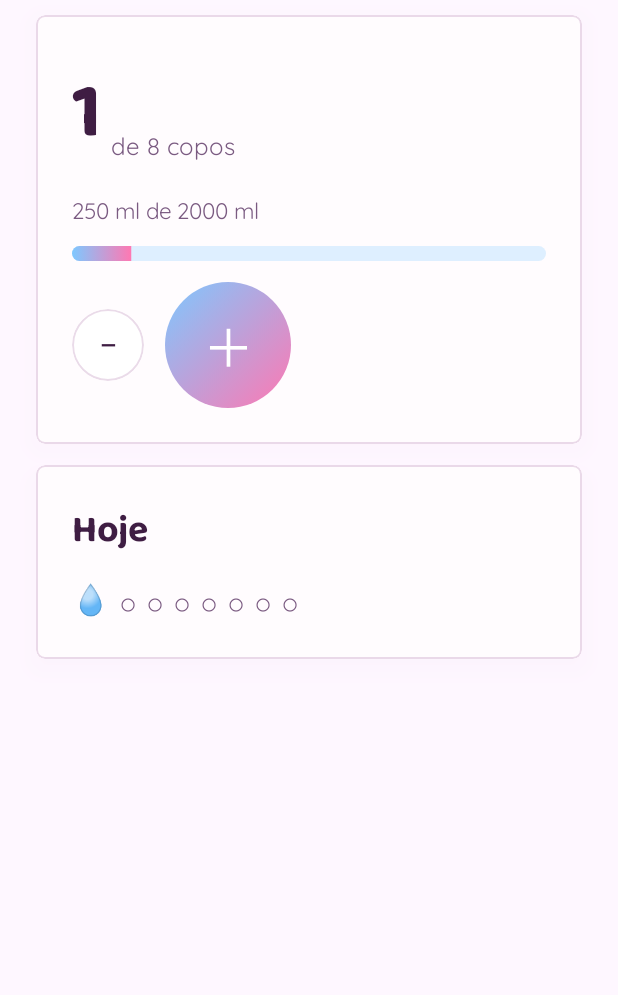
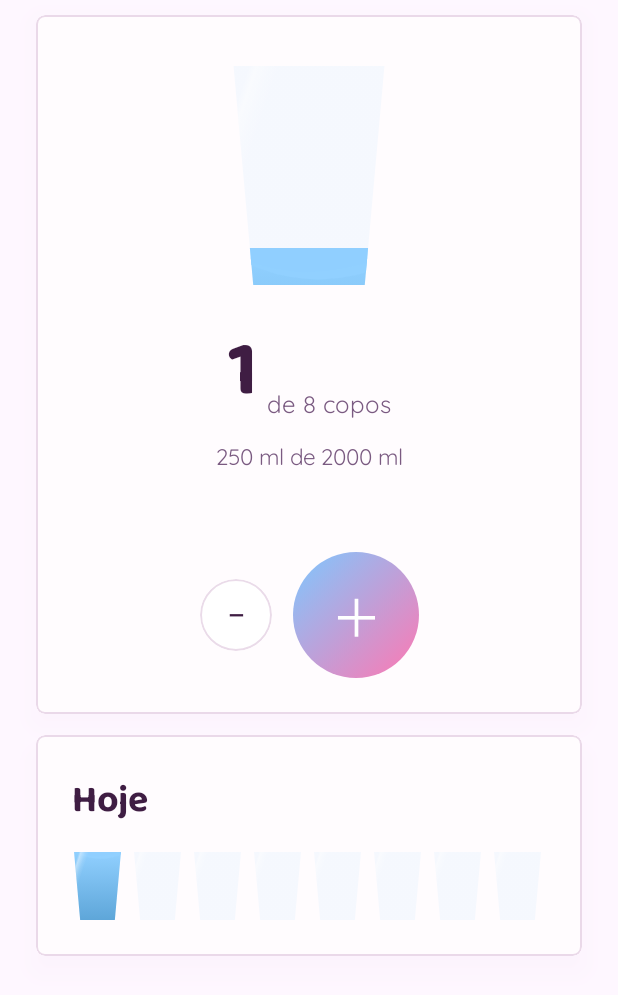
Before and after one commit to henriquemf/event-bezeth-mobile, an Android app built with Jetpack Compose: the composable AguaScreen shown on its own in the app's theme, after a tap on an icon or button, on a phone screen of 412 x 824 dp. Shown: the top 995 px of the screen. Run offline under Robolectric (Android 15) with nearby library versions, the phone set to English and light mode, and no system bars; our stand-ins replace Room's generated code; 1 statement that could not run was skipped.

Commit message:
feat: o copo d'agua do site, na tela e na barra lateral
O app tinha a ampulheta do Pomodoro desenhada e, para a agua, uma gota de
emoji nos dois lugares. Os dois widgets sao irmaos no site e so um tinha
chegado aqui.

`Copo` e o porte de `css/widgets/water.css`: recorte conico, vidro em
degrade, agua que sobe por translacao (esticar achataria a onda junto) e as
duas ondas -- quadradoes de cantos quase redondos girando em sentidos e
velocidades diferentes, porque um so gira como um disco.

Dois pontos em que ele NAO copia o site, os dois documentados no arquivo:

- **a onda e recortada pela linha d'agua.** No site nao e, entao o quadradao
  cobre tambem a parte vazia: com um copo de oito, o site desenha um copo
  cheio. O recorte deixa a folga que o proprio comentario do CSS diz querer.
- **o vidro vazio mistura com a superficie do cartao, e nao com branco.** O
  CSS usa branco porque la o cartao e branco; no tema escuro isso viraria
  uma placa cinza opaca, e vidro que nao deixa ver o que tem atras nao
  parece vidro.

A tela virou duas colunas quando ha largura, na conta do `.water-layout`, e
a barra de progresso saiu: o copo diz a mesma coisa, e duas reguas do mesmo
numero no mesmo cartao so dividem a atencao. A fileira "Hoje" agora e de
copinhos de verdade, um por copo da meta, quebrando em fileiras quando a
meta e grande.

`misturar` (o `color-mix` do CSS) saiu de dentro de `Ampulheta` e foi para o
tema, que e de onde os dois widgets tiram cor.

Co-Authored-By: Claude Opus 5 (1M context) <noreply@anthropic.com>

```diff
--- a/app/src/main/java/com/beazeth/notifier/ui/componentes/Ampulheta.kt
+++ b/app/src/main/java/com/beazeth/notifier/ui/componentes/Ampulheta.kt
@@ -24,6 +24,7 @@ import androidx.compose.ui.graphics.drawscope.rotate
 import androidx.compose.ui.unit.Dp
 import androidx.compose.ui.unit.dp
 import com.beazeth.notifier.ui.theme.Doce
+import com.beazeth.notifier.ui.theme.misturar
 
 /**
  * A ampulheta do Pomodoro, igual a de `css/widgets/pomodoro.css`.
@@ -188,14 +189,6 @@ fun Ampulheta(
     }
 }
 
-/** O `color-mix(in srgb, a X%, b)` do CSS: [fracaoDeA] de `a`, o resto de `b`. */
-private fun misturar(a: Color, b: Color, fracaoDeA: Float): Color = Color(
-    red = a.red * fracaoDeA + b.red * (1 - fracaoDeA),
-    green = a.green * fracaoDeA + b.green * (1 - fracaoDeA),
-    blue = a.blue * fracaoDeA + b.blue * (1 - fracaoDeA),
-    alpha = a.alpha * fracaoDeA + b.alpha * (1 - fracaoDeA),
-)
-
 /** Um `DrawScope` para desenhar o anel do mostrador. Fica aqui para a tela do
  *  Pomodoro nao precisar repetir a conta do arco. */
 fun DrawScope.anelDoMostrador(
--- a/app/src/main/java/com/beazeth/notifier/ui/componentes/BarraLateral.kt
+++ b/app/src/main/java/com/beazeth/notifier/ui/componentes/BarraLateral.kt
@@ -261,7 +261,18 @@ fun BarraLateral(
                     verticalAlignment = Alignment.CenterVertically,
                     horizontalArrangement = Arrangement.spacedBy(Espaco.e2),
                 ) {
-                    Text(text = Destino.AGUA.icone, fontSize = 22.sp)
+                    // O copo do site (`glass('sm')`), e nao o emoji do menu: o
+                    // widget vizinho ja mostra a ampulheta de verdade, e a agua
+                    // era a unica que anunciava um desenho e entregava um
+                    // caractere.
+                    Copo(
+                        nivel = if (meta > 0) {
+                            (copos.toFloat() / meta).coerceAtMost(1f)
+                        } else {
+                            0f
+                        },
+                        largura = 26.dp,
+                    )
                     Column {
                         Text(
                             text = "$copos de $meta",
--- /dev/null
+++ b/app/src/main/java/com/beazeth/notifier/ui/componentes/Copo.kt
@@ -0,0 +1,196 @@
+package com.beazeth.notifier.ui.componentes
+
+import androidx.compose.animation.core.CubicBezierEasing
+import androidx.compose.animation.core.LinearEasing
+import androidx.compose.animation.core.RepeatMode
+import androidx.compose.animation.core.animateFloat
+import androidx.compose.animation.core.animateFloatAsState
+import androidx.compose.animation.core.infiniteRepeatable
+import androidx.compose.animation.core.rememberInfiniteTransition
+import androidx.compose.animation.core.tween
+import androidx.compose.foundation.Canvas
+import androidx.compose.foundation.layout.size
+import androidx.compose.runtime.Composable
+import androidx.compose.runtime.getValue
+import androidx.compose.ui.Modifier
+import androidx.compose.ui.geometry.CornerRadius
+import androidx.compose.ui.geometry.Offset
+import androidx.compose.ui.geometry.Size
+import androidx.compose.ui.graphics.Brush
+import androidx.compose.ui.graphics.Color
+import androidx.compose.ui.graphics.Path
+import androidx.compose.ui.graphics.drawscope.clipPath
+import androidx.compose.ui.graphics.drawscope.clipRect
+import androidx.compose.ui.graphics.drawscope.rotate
+import androidx.compose.ui.unit.Dp
+import androidx.compose.ui.unit.dp
+import com.beazeth.notifier.ui.theme.Doce
+import com.beazeth.notifier.ui.theme.misturar
+
+/**
+ * O copo d'agua de `css/widgets/water.css`.
+ *
+ * O app tinha a ampulheta do Pomodoro desenhada e, para a agua, uma gota de
+ * emoji -- na barra lateral e na tela. Os dois widgets sao irmaos no site, e
+ * so um tinha chegado aqui.
+ *
+ * **Geometria do site:** copo conico recortado em `polygon(4% 0, 96% 0, 84%
+ * 100%, 16% 100%)`, altura de [PROPORCAO] vezes a largura, vidro em degrade
+ * horizontal com as bordas mais saturadas que o meio, agua em degrade vertical
+ * e um brilho na diagonal por cima.
+ *
+ * **A agua sobe por translacao, nao por escala.** Esticar o bloco d'agua
+ * achataria a onda do topo junto, e com o copo quase vazio ela sumiria. Aqui a
+ * superficie e uma linha que desce, e a onda anda com ela.
+ *
+ * **A onda e um quadradao de cantos quase redondos girando** -- 2,4 larguras de
+ * lado, centrado bem acima da superficie, de modo que so a barriga de baixo
+ * apareca. Girar faz essa barriga ondular. Sao dois, em sentidos e velocidades
+ * diferentes, porque um so gira como um disco; e o cruzamento dos dois que
+ * parece agua.
+ *
+ * **Um detalhe em que este copo NAO copia o site.** La o quadradao da onda nao
+ * e recortado pela linha d'agua, entao ele cobre tambem a parte vazia do copo:
+ * com um copo em 1/8, o site desenha um copo cheio. Aqui a onda e recortada a
+ * [BARRIGA_DA_ONDA] acima da superficie -- que e exatamente a folga que o
+ * comentario do CSS diz querer ("sobra 0.06w de barriga para fora da agua").
+ * Um medidor que marca cheio com um gole dentro nao e um medidor.
+ *
+ * @param nivel fracao cheia, de 0 a 1.
+ */
+@Composable
+fun Copo(
+    nivel: Float,
+    modifier: Modifier = Modifier,
+    largura: Dp = 96.dp,
+) {
+    val cores = Doce
+    val transicao = rememberInfiniteTransition(label = "copo")
+
+    val giro by transicao.animateFloat(
+        initialValue = 0f,
+        targetValue = 360f,
+        animationSpec = infiniteRepeatable(
+            animation = tween(7_000, easing = LinearEasing),
+            repeatMode = RepeatMode.Restart,
+        ),
+        label = "onda",
+    )
+    val giroDeTras by transicao.animateFloat(
+        initialValue = 360f,
+        targetValue = 0f,
+        animationSpec = infiniteRepeatable(
+            animation = tween(11_000, easing = LinearEasing),
+            repeatMode = RepeatMode.Restart,
+        ),
+        label = "onda de tras",
+    )
+
+    // A subida da agua tem a curva do site (0.62 s, `cubic-bezier(0.22, 0.61,
+    // 0.36, 1)`): sai depressa e chega devagar, como liquido que assenta.
+    val cheio by animateFloatAsState(
+        targetValue = nivel.coerceIn(0f, 1f),
+        animationSpec = tween(620, easing = CubicBezierEasing(0.22f, 0.61f, 0.36f, 1f)),
+        label = "nivel",
+    )
+
+    // As cores do CSS com o `color-mix` resolvido. O azul e o da paleta em
+    // vigor, entao o copo troca de tom junto com o resto do tema.
+    val azul = cores.azulSuave
+    // O CSS mistura o azul com BRANCO para o vidro vazio, porque no site o
+    // cartao atras dele e branco. Aqui a mistura e com a superficie do cartao
+    // em vigor: no tema escuro, branco a 61% viraria uma placa cinza opaca no
+    // meio de um cartao roxo -- e vidro que nao deixa ver o que tem atras nao
+    // parece vidro. No tema claro a conta da no mesmo lugar do site.
+    val vidro = misturar(azul, cores.superficie, 0.14f).copy(alpha = 0.55f)
+    val fio = azul.copy(alpha = 0.2475f)
+    val aguaTopo = misturar(azul, Color.White, 0.85f)
+    val aguaFundo = misturar(azul, Color(0xFF2A6F9C), 0.62f)
+
+    Canvas(modifier = modifier.size(width = largura, height = largura * PROPORCAO)) {
+        val l = size.width
+        val a = size.height
+
+        val corpo = Path().apply {
+            moveTo(l * 0.04f, 0f)
+            lineTo(l * 0.96f, 0f)
+            lineTo(l * 0.84f, a)
+            lineTo(l * 0.16f, a)
+            close()
+        }
+
+        clipPath(corpo) {
+            drawRect(
+                brush = Brush.horizontalGradient(
+                    0f to fio, 0.02f to vidro, 0.98f to vidro, 1f to fio,
+                ),
+            )
+
+            val superficie = a * (1f - cheio)
+
+            // Copo vazio nao tem agua nem onda. Sem esta guarda, a faixa de
+            // [BARRIGA_DA_ONDA] que a onda pode ocupar acima da superficie
+            // sobrava no fundo do copo com o nivel em zero, e cada copinho vazio
+            // da fileira do dia ganhava um risco azul embaixo -- agua onde nao
+            // ha agua nenhuma.
+            if (cheio > 0f) {
+                // O degrade da agua corre por uma altura de copo inteira a
+                // partir da superficie -- e o bloco do site, que desce mas nao
+                // encolhe. Com o copo pela metade, o fundo mostra o meio do
+                // degrade, e nao o fim.
+                drawRect(
+                    brush = Brush.verticalGradient(
+                        listOf(aguaTopo, aguaFundo),
+                        startY = superficie,
+                        endY = superficie + a,
+                    ),
+                    topLeft = Offset(0f, superficie),
+                    size = Size(l, a - superficie),
+                )
+
+                clipRect(top = superficie - l * BARRIGA_DA_ONDA, bottom = a) {
+                    val lado = l * 2.4f
+                    val centro = Offset(l / 2f, superficie - l * 1.14f)
+                    rotate(degrees = giro, pivot = centro) {
+                        drawRoundRect(
+                            color = aguaTopo,
+                            topLeft = Offset(centro.x - lado / 2f, centro.y - lado / 2f),
+                            size = Size(lado, lado),
+                            cornerRadius = CornerRadius(lado * 0.42f),
+                        )
+                    }
+                    val centroDeTras = Offset(l / 2f, superficie - l * 1.16f)
+                    rotate(degrees = giroDeTras, pivot = centroDeTras) {
+                        drawRoundRect(
+                            color = aguaTopo.copy(alpha = 0.55f),
+                            topLeft = Offset(
+                                centroDeTras.x - lado / 2f,
+                                centroDeTras.y - lado / 2f,
+                            ),
+                            size = Size(lado, lado),
+                            cornerRadius = CornerRadius(lado * 0.45f),
+                        )
+                    }
+                }
+            }
+
+            // Brilho do vidro: a faixa clara na diagonal, por cima da agua.
+            drawRect(
+                brush = Brush.linearGradient(
+                    0.12f to Color.Transparent,
+                    0.16f to Color.White.copy(alpha = 0.42f),
+                    0.24f to Color.White.copy(alpha = 0.12f),
+                    0.30f to Color.Transparent,
+                    start = Offset(0f, 0f),
+                    end = Offset(l, a * 0.25f),
+                ),
+            )
+        }
+    }
+}
+
+/** `--glass-h: calc(var(--glass-w) * 1.34)`. */
+private const val PROPORCAO = 1.34f
+
+/** Quanto da onda pode passar da linha d'agua, em larguras de copo. */
+private const val BARRIGA_DA_ONDA = 0.06f
--- a/app/src/main/java/com/beazeth/notifier/ui/telas/AguaScreen.kt
+++ b/app/src/main/java/com/beazeth/notifier/ui/telas/AguaScreen.kt
@@ -1,21 +1,20 @@
 package com.beazeth.notifier.ui.telas
 
 import android.app.Application
-import androidx.compose.animation.core.animateFloatAsState
 import androidx.compose.foundation.background
 import androidx.compose.foundation.border
 import androidx.compose.foundation.clickable
 import androidx.compose.foundation.layout.Arrangement
 import androidx.compose.foundation.layout.Box
+import androidx.compose.foundation.layout.BoxWithConstraints
+import androidx.compose.foundation.layout.Column
 import androidx.compose.foundation.layout.PaddingValues
 import androidx.compose.foundation.layout.Row
 import androidx.compose.foundation.layout.fillMaxWidth
-import androidx.compose.foundation.layout.height
 import androidx.compose.foundation.layout.padding
 import androidx.compose.foundation.layout.size
 import androidx.compose.foundation.lazy.LazyColumn
 import androidx.compose.foundation.shape.CircleShape
-import androidx.compose.foundation.shape.RoundedCornerShape
 import androidx.compose.material3.Text
 import androidx.compose.runtime.Composable
 import androidx.compose.runtime.collectAsState
@@ -25,8 +24,8 @@ import androidx.compose.ui.Modifier
 import androidx.compose.ui.draw.clip
 import androidx.compose.ui.graphics.Brush
 import androidx.compose.ui.graphics.Color
-import androidx.compose.ui.graphics.TransformOrigin
-import androidx.compose.ui.graphics.graphicsLayer
+import androidx.compose.ui.text.style.TextAlign
+import androidx.compose.ui.unit.Dp
 import androidx.compose.ui.unit.dp
 import androidx.compose.ui.unit.sp
 import androidx.lifecycle.AndroidViewModel
@@ -34,6 +33,7 @@ import androidx.lifecycle.viewModelScope
 import androidx.lifecycle.viewmodel.compose.viewModel
 import com.beazeth.notifier.data.Repositorio
 import com.beazeth.notifier.ui.componentes.CartaoDaTela
+import com.beazeth.notifier.ui.componentes.Copo
 import com.beazeth.notifier.ui.theme.Doce
 import com.beazeth.notifier.ui.theme.Espaco
 import com.beazeth.notifier.ui.theme.TipografiaBeazeth
@@ -83,6 +83,21 @@ class AguaViewModel(app: Application) : AndroidViewModel(app) {
     private fun diaAlvo(): String = dia.value?.day ?: LocalDate.now().toString()
 }
 
+/**
+ * A tela, em dois cartoes: o mostrador e o dia.
+ *
+ * **Lado a lado quando ha largura.** E o `.water-layout` do site, que e
+ * `repeat(auto-fit, minmax(min(100%, 330px), 1fr))`. Empilhados num tablet, os
+ * dois cartoes deixavam a metade de baixo da tela vazia e o mostrador espremido
+ * numa faixa de 1000 dp de largura por um palmo de altura. A conta aqui e a
+ * mesma do site: [LARGURA_MINIMA_DA_COLUNA] por coluna, e duas colunas so
+ * quando as duas cabem.
+ *
+ * **O copo no lugar da barra de progresso.** A barra dizia a mesma coisa que o
+ * copo diz, e duas reguas do mesmo numero no mesmo cartao so dividem a atencao.
+ * O que faltava era o copo: o site tem o desenho na tela e na barra lateral, e
+ * aqui os dois lugares mostravam uma gota de emoji.
+ */
 @Composable
 fun AguaScreen(vm: AguaViewModel = viewModel()) {
     val dia by vm.dia.collectAsState()
@@ -94,11 +109,34 @@ fun AguaScreen(vm: AguaViewModel = viewModel()) {
     // mostraria, e nao um numero inventado.
     val meta = config?.dailyGoal ?: 8
     val ml = config?.glassMl ?: 250
+    val nivel = if (meta > 0) (copos.toFloat() / meta).coerceAtMost(1f) else 0f
 
-    val progresso by animateFloatAsState(
-        targetValue = if (meta > 0) (copos.toFloat() / meta).coerceAtMost(1f) else 0f,
-        label = "progresso",
+    BoxWithConstraints(modifier = Modifier.fillMaxWidth()) {
+        val util = maxWidth - Espaco.e5 * 2
+        val emDuasColunas = util >= LARGURA_MINIMA_DA_COLUNA * 2 + Espaco.e3
+        val larguraDoCartao = if (emDuasColunas) (util - Espaco.e3) / 2 else util
+
+        val mostrador: @Composable (Modifier) -> Unit = { modificador ->
+            Mostrador(
+                copos = copos,
+                meta = meta,
+                ml = ml,
+                nivel = nivel,
+                larguraDoCartao = larguraDoCartao,
+                aoBeber = vm::beber,
+                aoDesfazer = vm::desfazer,
+                modifier = modificador,
             )
+        }
+        val doDia: @Composable (Modifier) -> Unit = { modificador ->
+            CartaoDoDia(
+                titulo = rotuloDoDia(dia?.day),
+                copos = copos,
+                meta = meta,
+                larguraDoCartao = larguraDoCartao,
+                modifier = modificador,
+            )
+        }
 
         LazyColumn(
             modifier = Modifier.fillMaxWidth(),
@@ -107,10 +145,52 @@ fun AguaScreen(vm: AguaViewModel = viewModel()) {
             ),
             verticalArrangement = Arrangement.spacedBy(Espaco.e3),
         ) {
+            if (emDuasColunas) {
                 item {
-            CartaoDaTela {
                     Row(
                         modifier = Modifier.fillMaxWidth(),
+                        horizontalArrangement = Arrangement.spacedBy(Espaco.e3),
+                    ) {
+                        mostrador(Modifier.weight(1f))
+                        doDia(Modifier.weight(1f))
+                    }
+                }
+            } else {
+                item { mostrador(Modifier.fillMaxWidth()) }
+                item { doDia(Modifier.fillMaxWidth()) }
+            }
+        }
+    }
+}
+
+/** O `.water-stage`: o copo, a conta e os dois botoes, tudo centrado. */
+@Composable
+private fun Mostrador(
+    copos: Int,
+    meta: Int,
+    ml: Int,
+    nivel: Float,
+    larguraDoCartao: Dp,
+    aoBeber: () -> Unit,
+    aoDesfazer: () -> Unit,
+    modifier: Modifier = Modifier,
+) {
+    CartaoDaTela(modifier = modifier) {
+        Column(
+            modifier = Modifier.fillMaxWidth(),
+            horizontalAlignment = Alignment.CenterHorizontally,
+            verticalArrangement = Arrangement.spacedBy(Espaco.e1),
+        ) {
+            // `clamp(74px, 30cqi, 116px)` do site, medido no CARTAO e nao na
+            // janela: numa tela larga o cartao fica com metade do espaco, e o
+            // copo tem que saber disso.
+            Copo(
+                nivel = nivel,
+                largura = (larguraDoCartao * 0.30f).coerceIn(74.dp, 116.dp),
+                modifier = Modifier.padding(vertical = Espaco.e2),
+            )
+
+            Row(
                 verticalAlignment = Alignment.Bottom,
                 horizontalArrangement = Arrangement.spacedBy(Espaco.e1),
             ) {
@@ -133,63 +213,58 @@ fun AguaScreen(vm: AguaViewModel = viewModel()) {
                 color = Doce.tintaSuave,
             )
 
-                Box(
-                    modifier = Modifier
-                        .fillMaxWidth()
-                        .height(10.dp)
-                        .clip(RoundedCornerShape(999.dp))
-                        .background(Doce.azulSuave.copy(alpha = 0.25f)),
-                ) {
-                    Box(
-                        modifier = Modifier
-                            .fillMaxWidth()
-                            .height(10.dp)
-                            .graphicsLayer {
-                                scaleX = progresso
-                                transformOrigin = TransformOrigin(0f, 0.5f)
-                            }
-                            .background(
-                                Brush.horizontalGradient(
-                                    listOf(Doce.azulSuave, Doce.destaque)
+            // A linha do recado existe cheia ou vazia, como o `min-height` do
+            // `.water-note`: se ela so aparecesse ao bater a meta, os botoes
+            // desceriam debaixo do dedo que acabou de toca-los.
+            Text(
+                text = if (copos >= meta) "Meta do dia batida. 💗" else "",
+                style = TipografiaBeazeth.titleMedium,
+                color = Doce.destaqueEscuro,
+                textAlign = TextAlign.Center,
+                modifier = Modifier.padding(top = Espaco.e1),
             )
-                            ),
-                    )
-                }
 
             Row(
-                    modifier = Modifier.fillMaxWidth(),
+                modifier = Modifier.padding(top = Espaco.e2),
                 horizontalArrangement = Arrangement.spacedBy(Espaco.e3),
                 verticalAlignment = Alignment.CenterVertically,
             ) {
-                    BotaoRedondo(rotulo = "−", aoTocar = vm::desfazer, ativo = copos > 0)
-                    BotaoDeBeber(aoTocar = vm::beber)
+                BotaoRedondo(rotulo = "−", aoTocar = aoDesfazer, ativo = copos > 0)
+                BotaoDeBeber(aoTocar = aoBeber)
+            }
         }
     }
 }
 
-        item {
-            CartaoDaTela(titulo = rotuloDoDia(dia?.day)) {
-                // Uma fileira de copos: cheio ate a conta de hoje, vazio depois.
-                // E a leitura de relance que um numero sozinho nao da.
-                Row(
-                    modifier = Modifier.fillMaxWidth(),
-                    horizontalArrangement = Arrangement.spacedBy(Espaco.e1),
+/**
+ * O dia em copos, um por copo da meta.
+ *
+ * Sao os mesmos copos do mostrador, em miniatura -- antes eram gotas de emoji,
+ * o que desenhava "gota" onde a conta e de copos. O tamanho sai da largura
+ * disponivel dividida pela meta, e o que nao couber numa fileira desce para a
+ * seguinte: uma meta de vinte copos nao pode vazar para fora do cartao.
+ */
+@Composable
+private fun CartaoDoDia(
+    titulo: String,
+    copos: Int,
+    meta: Int,
+    larguraDoCartao: Dp,
+    modifier: Modifier = Modifier,
 ) {
-                    for (i in 1..meta) {
-                        Text(
-                            text = if (i <= copos) "💧" else "○",
-                            fontSize = 20.sp,
-                            color = Doce.tintaSuave,
-                        )
+    CartaoDaTela(modifier = modifier, titulo = titulo) {
+        val dentro = larguraDoCartao - Espaco.e5 * 2
+        val quantos = meta.coerceAtLeast(1)
+        val tamanho = ((dentro - Espaco.e1 * (quantos - 1)) / quantos)
+            .coerceIn(LARGURA_MINIMA_DO_COPINHO, LARGURA_MAXIMA_DO_COPINHO)
+        val porFileira = ((dentro + Espaco.e1) / (tamanho + Espaco.e1)).toInt().coerceAtLeast(1)
+
+        Column(verticalArrangement = Arrangement.spacedBy(Espaco.e2)) {
+            for (fileira in (1..quantos).chunked(porFileira)) {
+                Row(horizontalArrangement = Arrangement.spacedBy(Espaco.e1)) {
+                    for (i in fileira) {
+                        Copo(nivel = if (i <= copos) 1f else 0f, largura = tamanho)
                     }
-                }
-
-                if (copos >= meta) {
-                    Text(
-                        text = "Meta do dia batida. 💗",
-                        style = TipografiaBeazeth.titleMedium,
-                        color = Doce.destaqueEscuro,
-                    )
                 }
             }
         }
@@ -246,3 +321,9 @@ private fun rotuloDoDia(dia: String?): String {
     if (data == LocalDate.now()) return "Hoje"
     return "%02d/%02d".format(data.dayOfMonth, data.monthValue)
 }
+
+/** O `minmax(min(100%, 330px), 1fr)` do `.water-layout`. */
+private val LARGURA_MINIMA_DA_COLUNA = 330.dp
+
+private val LARGURA_MINIMA_DO_COPINHO = 18.dp
+private val LARGURA_MAXIMA_DO_COPINHO = 34.dp
--- /dev/null
+++ b/app/src/main/java/com/beazeth/notifier/ui/theme/Mistura.kt
@@ -0,0 +1,22 @@
+package com.beazeth.notifier.ui.theme
+
+import androidx.compose.ui.graphics.Color
+
+/**
+ * O `color-mix(in srgb, a X%, b)` do CSS: [fracaoDeA] de `a`, o resto de `b`.
+ *
+ * Mora no tema porque e a lingua em que as cores do site foram escritas -- os
+ * widgets desenhados (a ampulheta, o copo) sao portes de CSS que mistura cor em
+ * quase toda regra, e a conta precisa ser a mesma nos dois.
+ *
+ * **Nao serve para misturar com transparente.** `color-mix(..., transparent)`
+ * no CSS resulta na mesma cor com menos alfa; aqui a interpolacao componente a
+ * componente puxaria o RGB para o preto junto. Para aquele caso, use
+ * `.copy(alpha = ...)`.
+ */
+internal fun misturar(a: Color, b: Color, fracaoDeA: Float): Color = Color(
+    red = a.red * fracaoDeA + b.red * (1 - fracaoDeA),
+    green = a.green * fracaoDeA + b.green * (1 - fracaoDeA),
+    blue = a.blue * fracaoDeA + b.blue * (1 - fracaoDeA),
+    alpha = a.alpha * fracaoDeA + b.alpha * (1 - fracaoDeA),
+)
```
Lines whose indentation alone changed are shown as unchanged.
